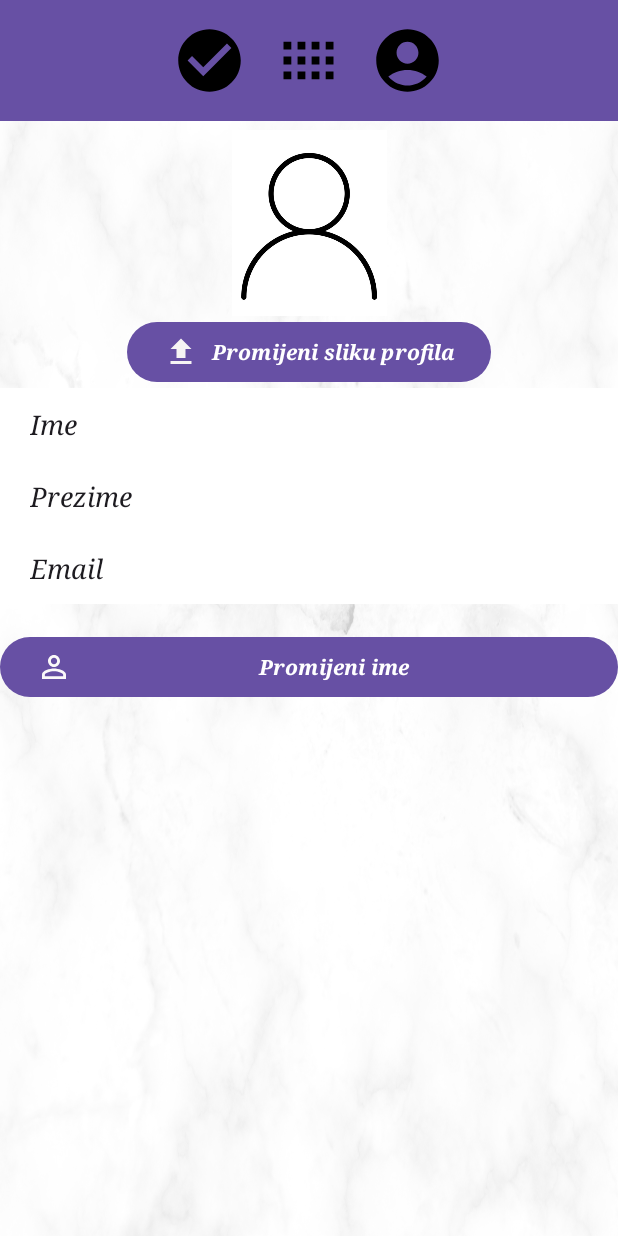
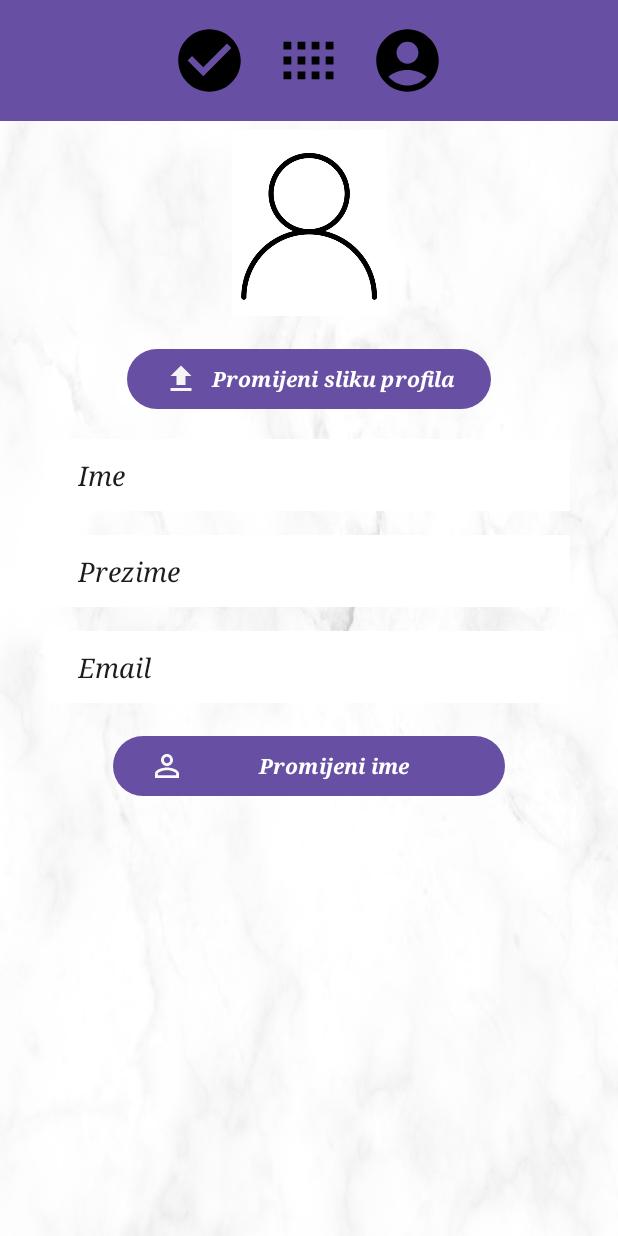
Before and after one commit to elizabetabeta/UniPlanner, an Android app: the ProfileActivity screen opened directly, with no data from a screen before it, on a phone screen of 412 x 824 dp. Run offline under Robolectric (Android 15) with nearby library versions, the phone set to English and light mode, and no system bars; our stand-ins replace Firebase (no records; nobody signed in at launch, a user with empty details on screens opened directly).

Commit message:
Uredjivanje layouta

```diff
--- a/app/src/main/res/layout/activity_calendar.xml
+++ b/app/src/main/res/layout/activity_calendar.xml
@@ -55,6 +55,8 @@
         android:id="@+id/button3"
         android:layout_width="match_parent"
         android:layout_height="wrap_content"
+        android:layout_marginStart="75dp"
+        android:layout_marginEnd="75dp"
         android:drawableLeft="@drawable/back"
         android:fontFamily="serif"
         android:text="Dodaj plan"
--- a/app/src/main/res/layout/activity_main.xml
+++ b/app/src/main/res/layout/activity_main.xml
@@ -25,7 +25,7 @@
             android:layout_width="match_parent"
             android:layout_height="48dp"
             android:layout_margin="5dp"
-            android:background="#FFFFFF"
+            android:background="@color/white"
             android:ems="10"
             android:fontFamily="serif"
             android:hint="Unesite Vaš email"
--- a/app/src/main/res/layout/activity_profile.xml
+++ b/app/src/main/res/layout/activity_profile.xml
@@ -35,6 +35,9 @@
         android:id="@+id/changePictureButton"
         android:layout_width="wrap_content"
         android:layout_height="wrap_content"
+        android:layout_marginStart="32dp"
+        android:layout_marginTop="18dp"
+        android:layout_marginEnd="32dp"
         android:drawableLeft="@drawable/upload"
         android:fontFamily="serif"
         android:text="Promijeni sliku profila"
@@ -47,6 +50,9 @@
         android:id="@+id/nameTextView"
         android:layout_width="match_parent"
         android:layout_height="48dp"
+        android:layout_marginStart="32dp"
+        android:layout_marginTop="16dp"
+        android:layout_marginEnd="32dp"
         android:background="@color/cardview_light_background"
         android:fontFamily="serif"
         android:paddingLeft="20dp"
@@ -55,25 +61,32 @@
         android:textAlignment="viewStart"
         android:textStyle="normal|italic"
         app:layout_constraintBottom_toTopOf="@+id/surnameTextView"
-        app:layout_constraintTop_toBottomOf="@+id/changePictureButton"
-        tools:layout_editor_absoluteX="8dp" />
+        app:layout_constraintEnd_toEndOf="parent"
+        app:layout_constraintStart_toStartOf="parent"
+        app:layout_constraintTop_toBottomOf="@+id/changePictureButton" />
 
     <Button
         android:id="@+id/changeNameButton"
         android:layout_width="match_parent"
         android:layout_height="wrap_content"
+        android:layout_marginStart="75dp"
         android:layout_marginTop="18dp"
+        android:layout_marginEnd="75dp"
         android:drawableLeft="@drawable/name"
         android:fontFamily="serif"
         android:text="Promijeni ime"
         android:textStyle="normal|bold|italic"
-        app:layout_constraintTop_toBottomOf="@+id/emailTextView"
-        tools:layout_editor_absoluteX="0dp" />
+        app:layout_constraintEnd_toEndOf="parent"
+        app:layout_constraintStart_toStartOf="parent"
+        app:layout_constraintTop_toBottomOf="@+id/emailTextView" />
 
     <EditText
         android:id="@+id/surnameTextView"
         android:layout_width="match_parent"
         android:layout_height="48dp"
+        android:layout_marginStart="32dp"
+        android:layout_marginTop="16dp"
+        android:layout_marginEnd="32dp"
         android:background="@color/cardview_light_background"
         android:fontFamily="serif"
         android:paddingLeft="20dp"
@@ -89,6 +102,9 @@
         android:id="@+id/emailTextView"
         android:layout_width="match_parent"
         android:layout_height="48dp"
+        android:layout_marginStart="32dp"
+        android:layout_marginTop="16dp"
+        android:layout_marginEnd="32dp"
         android:background="@color/cardview_light_background"
         android:fontFamily="serif"
         android:paddingLeft="20dp"
--- a/app/src/main/res/layout/activity_second.xml
+++ b/app/src/main/res/layout/activity_second.xml
@@ -401,8 +401,10 @@
 
             <Button
                 android:id="@+id/button"
-                android:layout_width="wrap_content"
+                android:layout_width="0dp"
                 android:layout_height="wrap_content"
+                android:layout_marginStart="75dp"
+                android:layout_marginEnd="75dp"
                 android:fontFamily="serif"
                 android:text="Dodaj novi plan"
                 android:textColor="@color/white"
```
Also changed, not shown: app/src/main/res/layout/activity_add_plan.xml (+16 -17 lines), app/src/main/res/layout/activity_register.xml (+5 -5 lines), app/src/main/res/layout/activity_view_plan.xml (+20 -3 lines).
